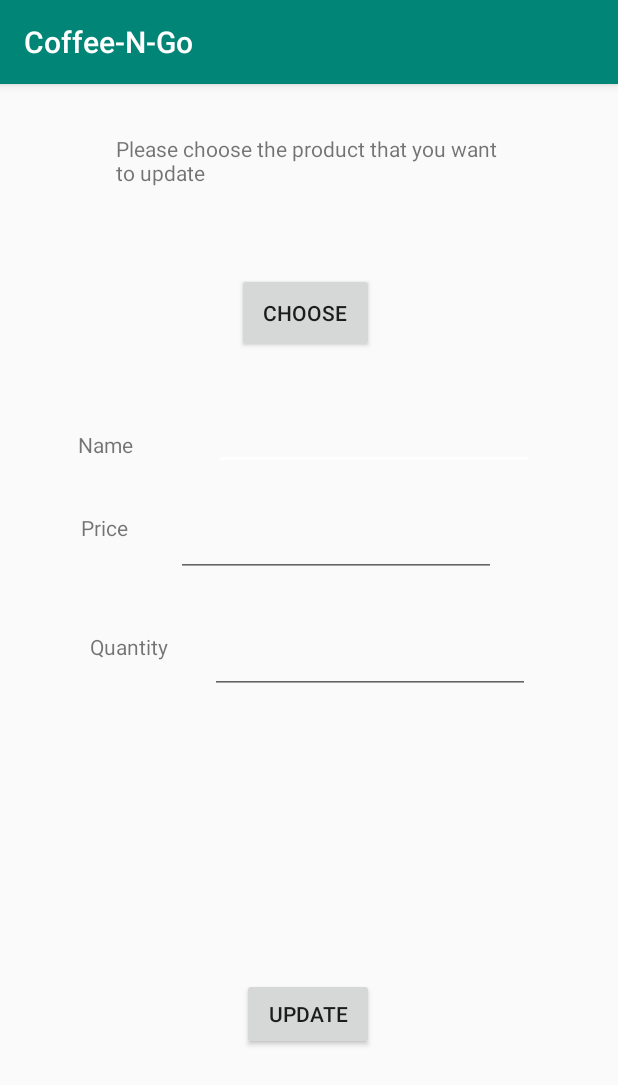
After one commit to orelrahum/Coffee-N-Go, an Android app: the UpdateProductDetails screen opened directly, with no data from a screen before it, on a phone screen of 412 x 824 dp. The commit adds this screen. Shown: the top 1085 px of the screen. Run offline under Robolectric (Android 15) with nearby library versions, the phone set to English and light mode, and no system bars; our stand-ins replace Firebase (no records; nobody signed in at launch, a user with empty details on screens opened directly).

Commit message:
complete Ceo

```diff
--- a/app/src/main/AndroidManifest.xml
+++ b/app/src/main/AndroidManifest.xml
@@ -9,7 +9,9 @@
         android:roundIcon="@mipmap/ic_launcher_round"
         android:supportsRtl="true"
         android:theme="@style/AppTheme">
-        <activity android:name=".InsertNewProdActivity"></activity>
+        <activity android:name=".DeleteProduct"></activity>
+        <activity android:name=".UpdateProductDetails" />
+        <activity android:name=".InsertNewProdActivity" />
         <activity android:name=".CeoActivity" />
         <activity android:name=".CustomerActivity" />
         <activity android:name=".SecondActivity" />
--- a/app/src/main/java/com/example/coffee_n_go/Product.java
+++ b/app/src/main/java/com/example/coffee_n_go/Product.java
@@ -2,7 +2,7 @@
 
 public class Product {
     private String id="";
-    private String name="test";
+    private String name="";
     private String price="";
     private String stocks="";
 
--- a/app/src/main/java/com/example/coffee_n_go/SecondActivity.java
+++ b/app/src/main/java/com/example/coffee_n_go/SecondActivity.java
@@ -22,7 +22,7 @@
         super.onCreate(savedInstanceState);
         setContentView(R.layout.activity_second);
         check = findViewById(R.id.testBtn);
-        textView=findViewById(R.id.textView);
+        textView=findViewById(R.id.textView20);
         final ArrayList<Product> prodList = new ArrayList<Product>();
 
         check.setOnClickListener(new View.OnClickListener() {
--- /dev/null
+++ b/app/src/main/java/com/example/coffee_n_go/UpdateProductDetails.java
@@ -0,0 +1,106 @@
+package com.example.coffee_n_go;
+
+import androidx.annotation.NonNull;
+import androidx.annotation.Nullable;
+import androidx.appcompat.app.AlertDialog;
+import androidx.appcompat.app.AppCompatActivity;
+
+import android.content.DialogInterface;
+import android.content.Intent;
+import android.os.Bundle;
+import android.view.View;
+import android.widget.Button;
+import android.widget.EditText;
+import android.widget.Toast;
+
+import com.google.firebase.database.DataSnapshot;
+import com.google.firebase.database.DatabaseError;
+import com.google.firebase.database.DatabaseReference;
+import com.google.firebase.database.FirebaseDatabase;
+import com.google.firebase.database.ValueEventListener;
+
+import java.util.ArrayList;
+
+public class UpdateProductDetails extends AppCompatActivity {
+    DatabaseReference myRef;
+    FirebaseDatabase myDb;
+    Button choose;
+    Button update;
+    Product p;
+    EditText name;
+    EditText price;
+    EditText quantity;
+    String prod;
+    ArrayList<String> products = new ArrayList<>();
+    ArrayList<String>productsId=new ArrayList<>();
+    String prodId="";
+
+    @Override
+    protected void onCreate(Bundle savedInstanceState) {
+        super.onCreate(savedInstanceState);
+        setContentView(R.layout.activity_update_product_details);
+
+        choose = findViewById(R.id.ChooseUpdateBtn);
+        update = findViewById(R.id.UpdateBtn);
+        name = findViewById(R.id.UpdateNameEt);
+        price = findViewById(R.id.UpdatePriceEt);
+        quantity = findViewById(R.id.UpdateQuantEt);
+        myDb = FirebaseDatabase.getInstance();
+        myRef = myDb.getReference("Products");
+        myRef.addValueEventListener(new ValueEventListener() {
+            @Override
+            public void onDataChange(@NonNull DataSnapshot dataSnapshot) {
+                for (DataSnapshot ds : dataSnapshot.getChildren()) {
+                    p = (ds.getValue(Product.class));
+                    productsId.add(p.getId());
+                    products.add(p.getName());
+                }
+            }
+
+            @Override
+            public void onCancelled(@NonNull DatabaseError databaseError) {
+            }
+        });
+        choose.setOnClickListener(new View.OnClickListener() {
+            @Override
+            public void onClick(View view) {
+                AlertDialog.Builder builder = new AlertDialog.Builder(UpdateProductDetails.this);
+                builder.setTitle("Products:");
+                String[]arr=new String[products.size()];
+                for(int i=0;i<arr.length;i++){
+                    arr[i]=products.get(i);
+                }
+                builder.setSingleChoiceItems(arr, 0, new DialogInterface.OnClickListener() {
+                    @Override
+                    public void onClick(DialogInterface dialogInterface, int i) {
+                        prod=products.get(i);
+                        prodId=productsId.get(i);
+                        choose.setText(prod);
+                    }
+                });
+                builder.show();
+            }
+        });
+        update.setOnClickListener(new View.OnClickListener() {
+            @Override
+            public void onClick(View view) {
+                myRef.child("Orders");
+                String newName=name.getText().toString();
+                String newPrice=price.getText().toString();
+                String newQant=quantity.getText().toString();
+                p=new Product(prodId,newName,newPrice,newQant);
+                FirebaseDatabase.getInstance().getReference("Products").child(prodId).setValue(p, complitionListener);
+            }
+        });
+    }
+    DatabaseReference.CompletionListener complitionListener = new DatabaseReference.CompletionListener() {
+        @Override
+        public void onComplete(@Nullable DatabaseError databaseError, @NonNull DatabaseReference databaseReference) {
+            if (databaseError != null) {
+                Toast.makeText(UpdateProductDetails.this, databaseError.getMessage(), Toast.LENGTH_LONG).show();
+            } else {
+                Toast.makeText(UpdateProductDetails.this,"Updated!!",Toast.LENGTH_LONG).show();
+            }
+        }
+    };
+}
--- a/app/src/main/res/layout/activity_second.xml
+++ b/app/src/main/res/layout/activity_second.xml
@@ -7,7 +7,7 @@
     tools:context=".SecondActivity">
 
     <TextView
-        android:id="@+id/textView"
+        android:id="@+id/textView20"
         android:layout_width="323dp"
         android:layout_height="197dp"
         android:text="what whould u like to order?"
--- /dev/null
+++ b/app/src/main/res/layout/activity_update_product_details.xml
@@ -0,0 +1,110 @@
+<?xml version="1.0" encoding="utf-8"?>
+<androidx.constraintlayout.widget.ConstraintLayout xmlns:android="http://schemas.android.com/apk/res/android"
+    xmlns:app="http://schemas.android.com/apk/res-auto"
+    xmlns:tools="http://schemas.android.com/tools"
+    android:layout_width="match_parent"
+    android:layout_height="match_parent"
+    tools:context=".UpdateProductDetails">
+
+    <TextView
+        android:id="@+id/textView5"
+        android:layout_width="257dp"
+        android:layout_height="53dp"
+        android:text="Please choose the product that you want to update"
+        app:layout_constraintBottom_toBottomOf="parent"
+        app:layout_constraintEnd_toEndOf="parent"
+        app:layout_constraintStart_toStartOf="parent"
+        app:layout_constraintTop_toTopOf="parent"
+        app:layout_constraintVertical_bias="0.047" />
+
+    <Button
+        android:id="@+id/ChooseUpdateBtn"
+        android:layout_width="91dp"
+        android:layout_height="53dp"
+        android:text="Choose"
+        app:layout_constraintBottom_toBottomOf="parent"
+        app:layout_constraintEnd_toEndOf="parent"
+        app:layout_constraintHorizontal_bias="0.493"
+        app:layout_constraintStart_toStartOf="parent"
+        app:layout_constraintTop_toTopOf="parent"
+        app:layout_constraintVertical_bias="0.176" />
+
+    <TextView
+        android:id="@+id/textView20"
+        android:layout_width="wrap_content"
+        android:layout_height="wrap_content"
+        android:text="Name"
+        app:layout_constraintBottom_toBottomOf="parent"
+        app:layout_constraintEnd_toEndOf="parent"
+        app:layout_constraintHorizontal_bias="0.139"
+        app:layout_constraintStart_toStartOf="parent"
+        app:layout_constraintTop_toTopOf="parent"
+        app:layout_constraintVertical_bias="0.308" />
+
+    <TextView
+        android:id="@+id/textView7"
+        android:layout_width="wrap_content"
+        android:layout_height="wrap_content"
+        android:layout_marginTop="36dp"
+        android:text="Price"
+        app:layout_constraintEnd_toEndOf="parent"
+        app:layout_constraintHorizontal_bias="0.142"
+        app:layout_constraintStart_toStartOf="parent"
+        app:layout_constraintTop_toBottomOf="@+id/textView20" />
+
+    <TextView
+        android:id="@+id/textView8"
+        android:layout_width="wrap_content"
+        android:layout_height="wrap_content"
+        android:layout_marginTop="60dp"
+        android:layout_marginEnd="28dp"
+        android:text="Quantity"
+        app:layout_constraintEnd_toStartOf="@+id/UpdateQuantEt"
+        app:layout_constraintTop_toBottomOf="@+id/textView7" />
+
+    <Button
+        android:id="@+id/UpdateBtn"
+        android:layout_width="wrap_content"
+        android:layout_height="wrap_content"
+        android:layout_marginBottom="124dp"
+        android:text="Update"
+        app:layout_constraintBottom_toBottomOf="parent"
+        app:layout_constraintEnd_toEndOf="parent"
+        app:layout_constraintHorizontal_bias="0.498"
+        app:layout_constraintStart_toStartOf="parent" />
+
+    <EditText
+        android:id="@+id/UpdateNameEt"
+        android:layout_width="wrap_content"
+        android:layout_height="wrap_content"
+        android:layout_marginTop="212dp"
+        android:ems="10"
+        android:inputType="textPersonName"
+        app:layout_constraintEnd_toEndOf="parent"
+        app:layout_constraintHorizontal_bias="0.717"
+        app:layout_constraintStart_toStartOf="parent"
+        app:layout_constraintTop_toTopOf="parent" />
+
+    <EditText
+        android:id="@+id/UpdatePriceEt"
+        android:layout_width="wrap_content"
+        android:layout_height="wrap_content"
+        android:layout_marginStart="32dp"
+        android:ems="10"
+        android:inputType="number"
+        app:layout_constraintBottom_toTopOf="@+id/UpdateQuantEt"
+        app:layout_constraintStart_toEndOf="@+id/textView7"
+        app:layout_constraintTop_toBottomOf="@+id/UpdateNameEt"
+        app:layout_constraintVertical_bias="0.439" />
+
+    <EditText
+        android:id="@+id/UpdateQuantEt"
+        android:layout_width="wrap_content"
+        android:layout_height="wrap_content"
+        android:layout_marginStart="140dp"
+        android:ems="10"
+        android:inputType="number"
+        app:layout_constraintBottom_toBottomOf="parent"
+        app:layout_constraintStart_toStartOf="parent"
+        app:layout_constraintTop_toTopOf="parent" />
+</androidx.constraintlayout.widget.ConstraintLayout>
```
Also changed, not shown: app/src/main/java/com/example/coffee_n_go/CeoActivity.java (+14 -0 lines), app/src/main/java/com/example/coffee_n_go/CustomerActivity.java (+3 -4 lines), app/src/main/java/com/example/coffee_n_go/DeleteProduct.java (added, +94 -0 lines), app/src/main/java/com/example/coffee_n_go/Order.java (+36 -15 lines), app/src/main/res/layout/activity_ceo.xml (+7 -4 lines), app/src/main/res/layout/activity_delete_product.xml (added, +40 -0 lines).
